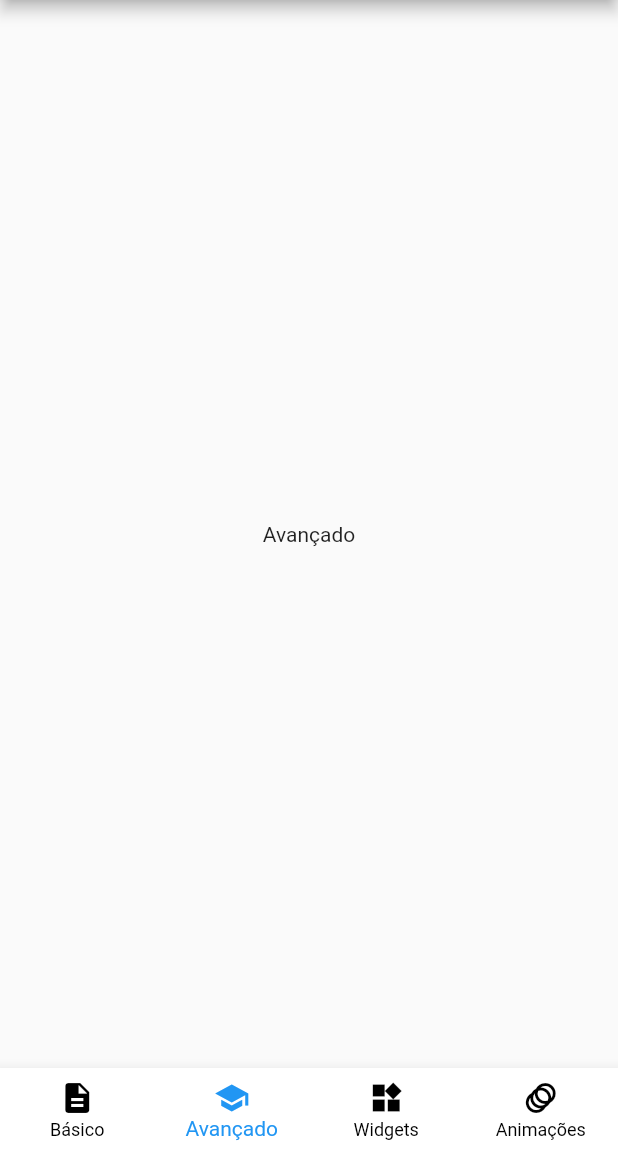
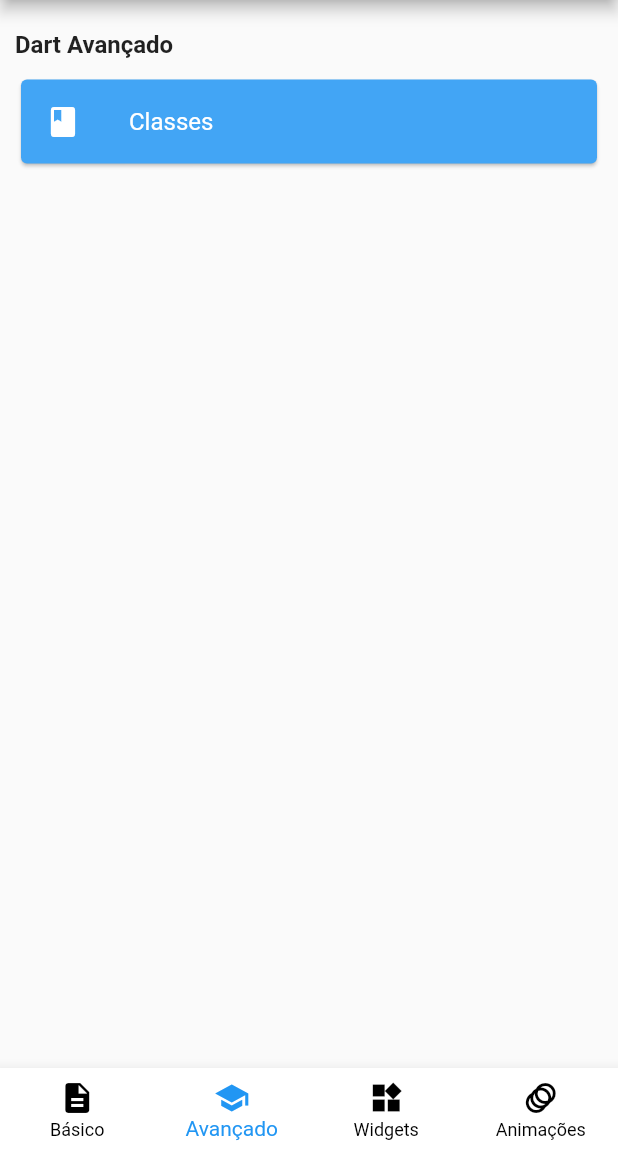
Before and after one commit to charleslana/flutter_snippets, a Flutter app: the SnippetAdvanced screen opened by its route, on a phone screen of 412 x 824 dp, the part 84-1236 px from its top. Run offline on Flutter 3.47's test engine with Material 2 defaults, Android fonts, the phone set to English and light mode, and no system bars.

Commit message:
feat(snippet advanced): update

```diff
--- a/lib/main.dart
+++ b/lib/main.dart
@@ -1,5 +1,7 @@
 import 'package:flutter/material.dart';
 import 'package:flutter_snippets/src/routes/app_routes.dart';
+import 'package:flutter_snippets/src/snippets/snippet_classes.dart';
+import 'package:flutter_snippets/src/snippets/snippet_classes_private_public.dart';
 import 'package:flutter_snippets/src/snippets/snippet_comments.dart';
 import 'package:flutter_snippets/src/snippets/snippet_concat_strings.dart';
 import 'package:flutter_snippets/src/snippets/snippet_flux_control.dart';
@@ -11,6 +13,7 @@ import 'package:flutter_snippets/src/snippets/snippet_variables.dart';
 import 'package:flutter_snippets/src/views/snippet_advanced.dart';
 import 'package:flutter_snippets/src/views/snippet_animations.dart';
 import 'package:flutter_snippets/src/views/snippet_basic.dart';
+import 'package:flutter_snippets/src/views/snippet_filter.dart';
 import 'package:flutter_snippets/src/views/snippet_widgets.dart';
 
 void main() {
@@ -43,6 +46,10 @@ class MyApp extends StatelessWidget {
           AppRoutes.SNIPPET_FLUX_CONTROL: (_) => SnippetFluxControl(),
           AppRoutes.SNIPPET_FUNCTIONS_PARAMETERS: (_) =>
               SnippetFunctionsParameters(),
+          AppRoutes.SNIPPET_FILTER: (_) => SnippetFilter(),
+          AppRoutes.SNIPPET_CLASSES: (_) => SnippetClasses(),
+          AppRoutes.SNIPPET_CLASSES_PRIVATE_PUBLIC: (_) =>
+              SnippetClassesPrivatePublic(),
         },
       ),
     );
--- a/lib/src/constants/app_constants.dart
+++ b/lib/src/constants/app_constants.dart
@@ -14,4 +14,9 @@ class AppConstants {
   static const TEXT_CARD_BASIC_NULL_SAFETY = 'Segurança Nula';
   static const TEXT_CARD_BASIC_FLUX_CONTROL = 'Controle de Fluxo';
   static const TEXT_CARD_BASIC_FUNCTIONS_PARAMETERS = 'Funções e Parâmetros';
+  static const TEXT_CARD_ADVANCED_DART = 'Dart Avançado';
+  static const TEXT_CARD_ADVANCED_CLASSES = 'Classes';
+  static const TEXT_CARD_ADVANCED_CLASSES_FILTER_CLASSES = 'Classes';
+  static const TEXT_CARD_ADVANCED_CLASSES_FILTER_PRIVATE_PUBLIC =
+      'Propriedades privadas e públicas';
 }
--- /dev/null
+++ b/lib/src/models/snippet_filter_list_model.dart
@@ -0,0 +1,11 @@
+import 'dart:ui';
+
+class SnippetFilterListModel {
+  final String text;
+  final VoidCallback onPressed;
+
+  const SnippetFilterListModel({
+    required this.text,
+    required this.onPressed,
+  });
+}
--- /dev/null
+++ b/lib/src/models/snippet_filter_model.dart
@@ -0,0 +1,13 @@
+import 'package:flutter_snippets/src/models/snippet_filter_list_model.dart';
+
+class SnippetFilterModel {
+  final String title;
+  final List<SnippetFilterListModel> snippets;
+  final int bottomNavigationBarIndex;
+
+  const SnippetFilterModel({
+    required this.title,
+    required this.snippets,
+    required this.bottomNavigationBarIndex,
+  });
+}
--- a/lib/src/routes/app_routes.dart
+++ b/lib/src/routes/app_routes.dart
@@ -11,4 +11,8 @@ class AppRoutes {
   static const SNIPPET_NULL_SAFETY = '/snippet-null-safety';
   static const SNIPPET_FLUX_CONTROL = '/snippet-flux-control';
   static const SNIPPET_FUNCTIONS_PARAMETERS = '/snippet-functions-parameters';
+  static const SNIPPET_FILTER = '/snippet-filter';
+  static const SNIPPET_CLASSES = '/snippet-classes';
+  static const SNIPPET_CLASSES_PRIVATE_PUBLIC =
+      '/snippet-classes-private-public';
 }
--- a/lib/src/views/snippet_advanced.dart
+++ b/lib/src/views/snippet_advanced.dart
@@ -1,6 +1,10 @@
 import 'package:flutter/material.dart';
 import 'package:flutter_snippets/src/components/app_bottom_navigation_bar.dart';
+import 'package:flutter_snippets/src/components/app_card.dart';
 import 'package:flutter_snippets/src/constants/app_constants.dart';
+import 'package:flutter_snippets/src/models/snippet_filter_list_model.dart';
+import 'package:flutter_snippets/src/models/snippet_filter_model.dart';
+import 'package:flutter_snippets/src/routes/app_routes.dart';
 
 class SnippetAdvanced extends StatelessWidget {
   const SnippetAdvanced({Key? key}) : super(key: key);
@@ -12,8 +16,47 @@ class SnippetAdvanced extends StatelessWidget {
         appBar: AppBar(
           title: Text(AppConstants.TEXT_TITLE_ADVANCED),
         ),
-        body: Center(
-          child: Text('Avançado'),
+        body: Padding(
+          padding: EdgeInsets.all(10.0),
+          child: ListView(
+            children: [
+              Padding(
+                padding: EdgeInsets.symmetric(vertical: 10.0),
+                child: Text(
+                  AppConstants.TEXT_CARD_ADVANCED_DART,
+                  style: TextStyle(
+                    fontWeight: FontWeight.bold,
+                    fontSize: 16.0,
+                  ),
+                ),
+              ),
+              AppCard(
+                text: AppConstants.TEXT_CARD_ADVANCED_CLASSES,
+                icon: Icons.class_,
+                onPressed: () => Navigator.of(context).pushNamed(
+                  AppRoutes.SNIPPET_FILTER,
+                  arguments: SnippetFilterModel(
+                    title: AppConstants.TEXT_CARD_ADVANCED_CLASSES,
+                    snippets: [
+                      SnippetFilterListModel(
+                        text: AppConstants
+                            .TEXT_CARD_ADVANCED_CLASSES_FILTER_CLASSES,
+                        onPressed: () => Navigator.of(context)
+                            .pushNamed(AppRoutes.SNIPPET_CLASSES),
+                      ),
+                      SnippetFilterListModel(
+                        text: AppConstants
+                            .TEXT_CARD_ADVANCED_CLASSES_FILTER_PRIVATE_PUBLIC,
+                        onPressed: () => Navigator.of(context).pushNamed(
+                            AppRoutes.SNIPPET_CLASSES_PRIVATE_PUBLIC),
+                      ),
+                    ],
+                    bottomNavigationBarIndex: 1,
+                  ),
+                ),
+              ),
+            ],
+          ),
         ),
         bottomNavigationBar: AppBottomNavigationBar(
           index: 1,
```
Also changed, not shown: assets/snippets/class.txt (added, +17 -0 lines), assets/snippets/class_private_public.txt (added, +17 -0 lines), assets/snippets/variables.txt (+9 -0 lines), lib/src/snippets/snippet_classes.dart (added, +44 -0 lines), lib/src/snippets/snippet_classes_private_public.dart (added, +47 -0 lines), lib/src/views/snippet_filter.dart (added, +58 -0 lines).
